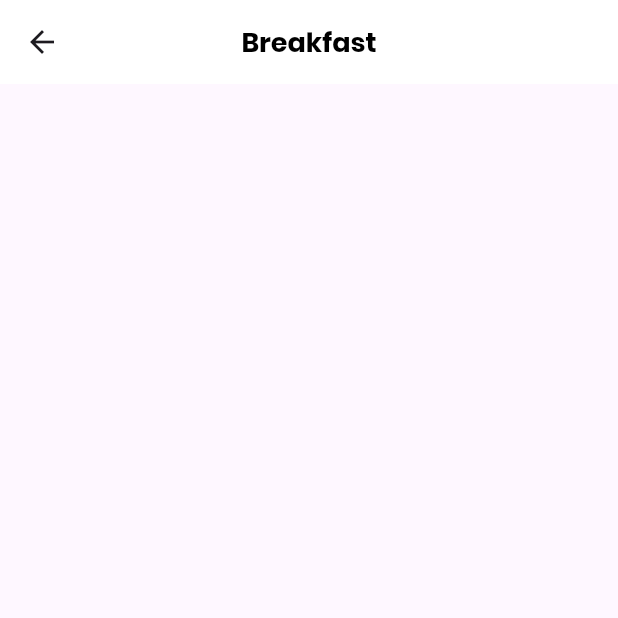
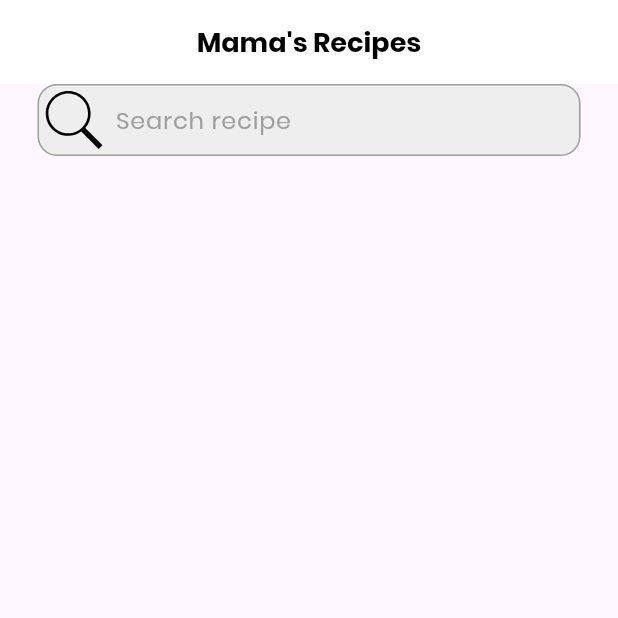
Before and after one commit to vaebelle/Mamas-Recipe, a Flutter app: the HomePage screen opened directly, on a phone screen of 412 x 824 dp, the top half of it. Run offline on Flutter 3.47's test engine with Material 3 defaults, Android fonts, the phone set to English and light mode, and no system bars; our stand-ins replace flutter_svg.

Commit message:
added homepage

```diff
--- a/lib/main.dart
+++ b/lib/main.dart
@@ -15,7 +15,7 @@ class MyApp extends StatelessWidget {
     return MaterialApp(
       debugShowCheckedModeBanner: false,
       theme: ThemeData(fontFamily: 'Poppins'),
-      home: Login(),
+      home: HomePage(),
     );
   }
 }
--- a/lib/screens/home.dart
+++ b/lib/screens/home.dart
@@ -1,4 +1,8 @@
 import 'package:flutter/material.dart';
+import 'package:mama_recipe/widgets/textfield.dart';
+import 'package:mama_recipe/widgets/button.dart';
+
+final searchController = TextEditingController();
 
 class HomePage extends StatelessWidget {
   const HomePage({super.key});
@@ -6,9 +10,25 @@ class HomePage extends StatelessWidget {
   @override
   Widget build(BuildContext context) {
     return Scaffold(
-      appBar: AppBar(
+      appBar: appBar(),
+      body: Column(
+        children: [
+            CustomTextField(
+                controller: searchController,
+                hintText: "Search recipe",
+                obscureText: false,
+                borderRadius: 13.0,
+                pathName: "assets/icons/search.svg",
+              ),
+              ]
+            ),
+    );
+  }
+
+  AppBar appBar() {
+    return AppBar(
       title: Text(
-          'Breakfast',
+        'Mama\'s Recipes',
         style: TextStyle(
           color: Colors.black,
           fontSize: 18,
@@ -18,7 +38,6 @@ class HomePage extends StatelessWidget {
       backgroundColor: Colors.white,
       elevation: 0.0,
       centerTitle: true,
-      ),
     );
   }
 }
--- a/lib/widgets/textfield.dart
+++ b/lib/widgets/textfield.dart
@@ -1,15 +1,20 @@
 import 'package:flutter/material.dart';
+import 'package:flutter_svg/flutter_svg.dart';
 
 class CustomTextField extends StatelessWidget {
   final controller;
   final String hintText;
   final bool obscureText;
+  final double borderRadius;
+  final String pathName;
 
   const CustomTextField({
     super.key,
     required this.controller,
     required this.hintText,
     required this.obscureText,
+    this.borderRadius = 12.0,
+    this.pathName = ' ',
   });
 
   @override
@@ -20,13 +25,25 @@ class CustomTextField extends StatelessWidget {
         controller: controller,
         obscureText: obscureText,
         decoration: InputDecoration(
+          prefixIcon:Padding(
+            padding: const EdgeInsets.all(2),
+            child: SvgPicture.asset(
+              pathName,
+              width: 2,
+              height: 2,
+            ),
+          ),
+          // suffixIcon:Padding(
+          //   padding: const EdgeInsets.all(2),
+          //   child: SvgPicture.asset(pathName),
+          // ),
           contentPadding: const EdgeInsets.symmetric(
             horizontal: 12.0,
             vertical: 8.0,
           ),
           enabledBorder: OutlineInputBorder(
             borderSide: const BorderSide(color: Colors.grey),
-            borderRadius: BorderRadius.circular(12.0),
+            borderRadius: BorderRadius.circular(borderRadius),
           ),
           focusedBorder: OutlineInputBorder(
             borderSide: BorderSide(color: Colors.grey.shade700),
```
Also changed, not shown: pubspec.yaml (+5 -3 lines), assets/icons/search.svg (added), pubspec.lock. Lines whose indentation alone changed are shown as unchanged.
